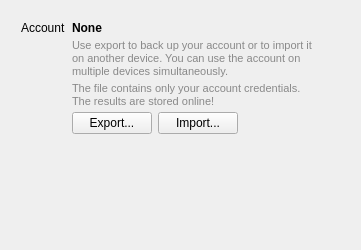
Old version of the form src/ui/AccountWidget.ui in the repository stevschmid/track-o-bot.
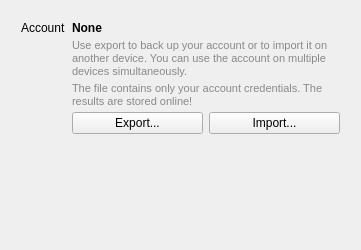
New version of the form.

The edit to the form file:
```diff
--- a/src/ui/AccountWidget.ui
+++ b/src/ui/AccountWidget.ui
@@ -33,7 +33,7 @@
       <enum>QLayout::SetDefaultConstraint</enum>
      </property>
      <property name="fieldGrowthPolicy">
-      <enum>QFormLayout::FieldsStayAtSizeHint</enum>
+      <enum>QFormLayout::AllNonFixedFieldsGrow</enum>
      </property>
      <property name="rowWrapPolicy">
       <enum>QFormLayout::DontWrapRows</enum>
```
